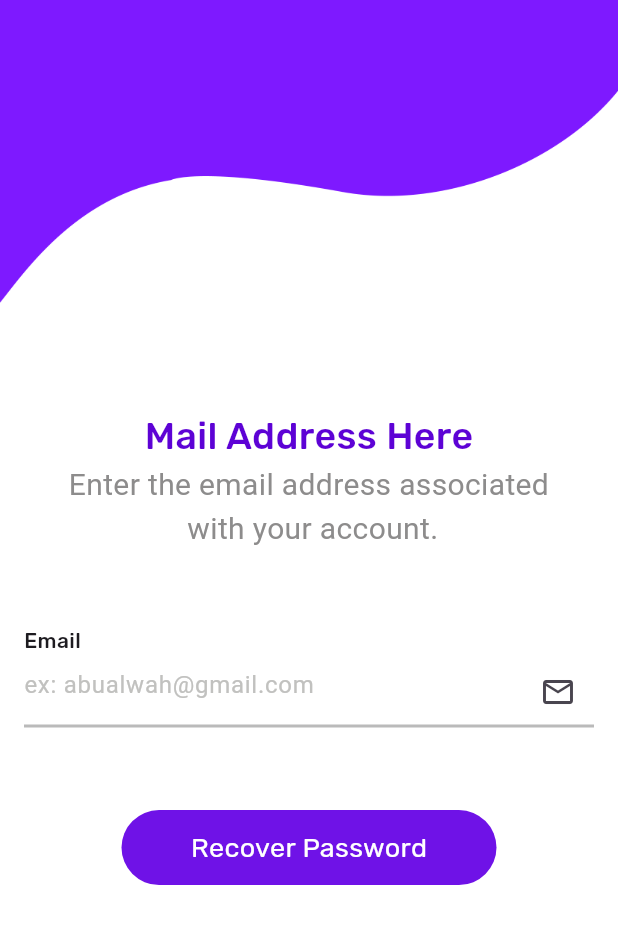
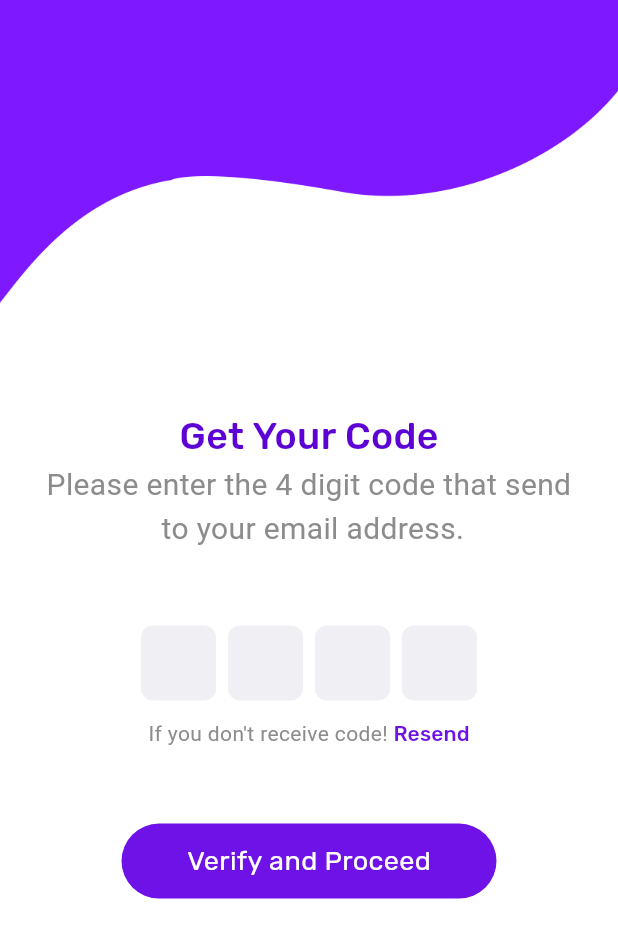
Before and after one commit to AbuAlwah/flutter-login-ui, a Flutter app: the screen it shows after launch, on a phone screen of 412 x 824 dp. Shown: the top 938 px of the screen. Run offline on Flutter 3.47's test engine with Material 3 defaults, Android fonts, the phone set to English and light mode, and no system bars; drawn by our look-alikes of pinput; our stand-ins replace gap, google_fonts.

Commit message:
feat: implement email verification screen with PIN input and Resend code button.

```diff
--- /dev/null
+++ b/lib/Screens/emailVerification.dart
@@ -0,0 +1,112 @@
+import 'package:flutter/material.dart';
+import 'package:gap/gap.dart';
+import 'package:google_fonts/google_fonts.dart';
+import 'package:pinput/pinput.dart';
+import 'package:simple_login_app/Widgets/CustomContainer.dart';
+
+import '../Widgets/CustomAuthTitleAndSubtitle.dart';
+
+class EmailVerification extends StatefulWidget {
+  const EmailVerification({super.key});
+
+  @override
+  State<EmailVerification> createState() => _EmailVerificationState();
+}
+
+class _EmailVerificationState extends State<EmailVerification> {
+  final TextEditingController _pinController = TextEditingController();
+
+  @override
+  void dispose() {
+    _pinController.dispose();
+    super.dispose();
+  }
+
+  @override
+  Widget build(BuildContext context) {
+    final defaultPinTheme = PinTheme(
+      width: 50,
+      height: 50,
+      textStyle: const TextStyle(
+        fontSize: 20,
+        fontWeight: FontWeight.bold,
+        color: Colors.black,
+      ),
+      decoration: BoxDecoration(
+        color: const Color(0xFFEFEFF4), // اللون الرمادي الفاتح كما في التصميم
+        borderRadius: BorderRadius.circular(8),
+      ),
+    );
+    return Scaffold(
+      backgroundColor: Colors.white,
+      body: SingleChildScrollView(
+        child: Column(
+          crossAxisAlignment: CrossAxisAlignment.start,
+          children: [
+            CustomAuthTitleAndSubtitle(
+              title: "Get Your Code",
+              subTitle:
+                  "Please enter the 4 digit code that send\n to your email address.",
+              titleFontSize: 25,
+              subTitleFontSize: 20, imagPath: 'assets/Wave.png',
+            ),
+            Gap(50),
+
+            Center(
+              child: Pinput(
+                length: 4, // عدد المربعات
+                controller: _pinController,
+                defaultPinTheme: defaultPinTheme,
+                focusedPinTheme: defaultPinTheme.copyWith(
+                  decoration: defaultPinTheme.decoration!.copyWith(
+                    border: Border.all(
+                      color: const Color(0xFF5D02D5),
+                    ), // لون عند التركيز
+                  ),
+                ),
+                onCompleted: (pin) {
+                  // يتم استدعاؤها أوتوماتيكياً عند إكمال الـ 4 أرقام
+                  print("Entered PIN: $pin");
+                },
+              ),
+            ),
+            Gap(12),
+            Row(
+              mainAxisAlignment: MainAxisAlignment.center,
+              children: [
+                Text(
+                  "If you don't receive code! ",
+                  style: TextStyle(
+                    color: const Color.fromARGB(255, 141, 140, 140),
+                    fontSize: 14,
+                    fontWeight: FontWeight.normal,
+                  ),
+                ),
+                TextButton(
+                  onPressed: () {},
+                  style: TextButton.styleFrom(
+                    padding: EdgeInsets.zero,
+                    minimumSize: Size.zero,
+                    tapTargetSize: MaterialTapTargetSize.shrinkWrap,
+                  ),
+                  child: Text(
+                    "Resend",
+                    style: GoogleFonts.rubik(
+                      textStyle: TextStyle(
+                        fontWeight: FontWeight.w500,
+                        fontSize: 14,
+                        color: Color(0xFF6F12E7),
+                      ),
+                    ),
+                  ),
+                ),
+              ],
+            ),
+            Gap(50),
+            CustomContainer(name: "Verify and Proceed"),
+          ],
+        ),
+      ),
+    );
+  }
+}
--- a/lib/Screens/forgetPassword.dart
+++ b/lib/Screens/forgetPassword.dart
@@ -15,19 +15,13 @@ class Forgetpassword extends StatelessWidget {
         child: Column(
           crossAxisAlignment: CrossAxisAlignment.start,
           children: [
-            Align(
-              alignment: AlignmentGeometry.topRight,
-              child: Image.asset("assets/Wave.png", width: 700),
-            ),
-
-            Gap(70),
-
             CustomAuthTitleAndSubtitle(
               title: "Mail Address Here",
               subTitle:
                   "Enter the email address associated\n with your account.",
               titleFontSize: 25,
               subTitleFontSize: 20,
+              imagPath: 'assets/Wave.png',
             ),
             Gap(50),
 
--- a/lib/Widgets/CustomAuthTitleAndSubtitle.dart
+++ b/lib/Widgets/CustomAuthTitleAndSubtitle.dart
@@ -1,4 +1,5 @@
 import 'package:flutter/material.dart';
+import 'package:gap/gap.dart';
 import 'package:google_fonts/google_fonts.dart';
 
 class CustomAuthTitleAndSubtitle extends StatelessWidget {
@@ -6,17 +7,27 @@ class CustomAuthTitleAndSubtitle extends StatelessWidget {
     super.key,
     required this.title,
     required this.subTitle,
-    required this.titleFontSize, required this.subTitleFontSize,
+    required this.titleFontSize,
+    required this.subTitleFontSize,
+    required this.imagPath,
   });
   final String title;
   final String subTitle;
   final double titleFontSize;
   final double subTitleFontSize;
+  final String imagPath;
 
   @override
   Widget build(BuildContext context) {
     return Column(
+      crossAxisAlignment: CrossAxisAlignment.center,
       children: [
+        Align(
+          alignment: AlignmentGeometry.topRight,
+          child: Image.asset(imagPath, width: 450),
+        ),
+
+        Gap(70),
         Center(
           child: Text(
             title,
@@ -30,19 +41,17 @@ class CustomAuthTitleAndSubtitle extends StatelessWidget {
           ),
         ),
 
-         Center(
+        Center(
           child: Text(
             subTitle,
             textAlign: TextAlign.center,
-            style:
-               TextStyle(
-                color: const Color.fromARGB(255, 141, 140, 140),
-                fontSize: subTitleFontSize,
-                fontWeight: FontWeight.normal,
-              ),
+            style: TextStyle(
+              color: const Color.fromARGB(255, 141, 140, 140),
+              fontSize: subTitleFontSize,
+              fontWeight: FontWeight.normal,
             ),
           ),
-
+        ),
       ],
     );
   }
--- a/lib/main.dart
+++ b/lib/main.dart
@@ -1,4 +1,5 @@
 import 'package:flutter/material.dart';
+import 'package:simple_login_app/Screens/emailVerification.dart';
 import 'package:simple_login_app/Screens/forgetPassword.dart';
 import 'package:simple_login_app/Screens/welcom.dart';
 import 'package:flutter/services.dart';
@@ -25,6 +26,6 @@ class Auth extends StatelessWidget {
 
   @override
   Widget build(BuildContext context) {
-    return MaterialApp(debugShowCheckedModeBanner: false, home: Forgetpassword());
+    return MaterialApp(debugShowCheckedModeBanner: false, home: EmailVerification());
   }
 }
--- a/pubspec.yaml
+++ b/pubspec.yaml
@@ -28,6 +28,7 @@ environment:
 # the latest version available on pub.dev. To see which dependencies have newer
 # versions available, run `flutter pub outdated`.
 dependencies:
+  pinput: ^5.0.0 #
   flutter:
     sdk: flutter
 
```
Also changed, not shown: pubspec.lock.
